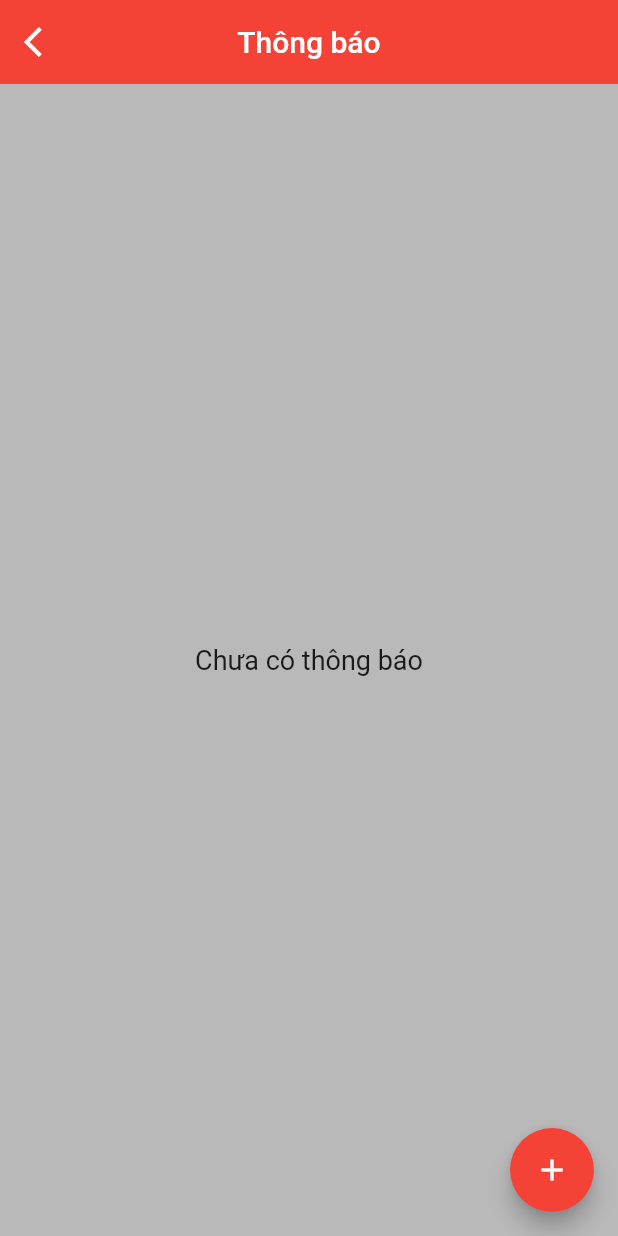
After one commit to uyit14/flutter_conec, a Flutter app: the PartnerMain screen opened by its route, after a tap on "Thông báo", on a phone screen of 412 x 824 dp. The commit adds this screen. Run offline on Flutter 3.47's test engine with Material 2 defaults, Android fonts, the phone set to English and light mode, and no system bars; our stand-ins replace badges, cached_network_image, carousel_slider, chips_choice, file_picker, firebase_analytics and 16 more; missing offline and left inert: flutter_absolute_path, flutter_facebook_login, flutter_zalo_login, geocoder, multi_image_picker, new_version and 5 more; accounts and stored records are empty; network calls fail.

Commit message:
add partner notify module

```diff
--- a/lib/main.dart
+++ b/lib/main.dart
@@ -1,5 +1,8 @@
 import 'dart:io';
 
+import 'package:conecapp/partner_module/ui/notify/notify_partner_detail_page.dart';
+import 'package:conecapp/partner_module/ui/notify/notify_partner_page.dart';
+import 'package:conecapp/partner_module/ui/partner_main.dart';
 import 'package:conecapp/ui/address/province_page.dart';
 import 'package:conecapp/ui/address/ward_page.dart';
 import 'package:conecapp/ui/authen/pages/confirm_email_page.dart';
@@ -97,6 +100,9 @@ class ConecApp extends StatelessWidget {
         HelpPage.ROUTE_NAME: (context) => HelpPage(),
         SubCategoryPage.ROUTE_NAME: (context) => SubCategoryPage(),
         ChatPage.ROUTE_NAME: (context) => ChatPage(),
+        PartnerMain.ROUTE_NAME: (context) => PartnerMain(),
+        NotifyPartnerPage.ROUTE_NAME: (context) => NotifyPartnerPage(),
+        NotifyPartnerDetailPage.ROUTE_NAME: (context) => NotifyPartnerDetailPage()
       },
     );
   }
--- /dev/null
+++ b/lib/partner_module/ui/notify/notify_partner_page.dart
@@ -0,0 +1,159 @@
+import 'package:conecapp/common/api/api_response.dart';
+import 'package:conecapp/common/ui/ui_error.dart';
+import 'package:conecapp/common/ui/ui_loading.dart';
+import 'package:conecapp/models/response/notify/notify_response.dart';
+import 'package:conecapp/ui/notify/blocs/notify_bloc.dart';
+import 'package:flutter/material.dart';
+import 'package:html/parser.dart';
+
+import 'notify_partner_detail_page.dart';
+
+class NotifyPartnerPage extends StatefulWidget {
+  static const ROUTE_NAME = '/notify-partner';
+
+  @override
+  _NotifyPartnerPageState createState() => _NotifyPartnerPageState();
+}
+
+class _NotifyPartnerPageState extends State<NotifyPartnerPage> {
+  NotifyBloc _notifyBloc = NotifyBloc();
+  ScrollController _scrollController;
+  bool _shouldLoadMore = true;
+  int _currentPage = 1;
+  List<Notify> notifyList = List<Notify>();
+
+  @override
+  void initState() {
+    super.initState();
+    _scrollController = new ScrollController()..addListener(_scrollListener);
+    _notifyBloc.requestGetNotify(_currentPage);
+    _currentPage = 2;
+  }
+
+  void _scrollListener() {
+    if (_scrollController.position.extentAfter < 250) {
+      if (_shouldLoadMore) {
+        _shouldLoadMore = false;
+        _notifyBloc.requestGetNotify(_currentPage);
+        setState(() {
+          _currentPage++;
+        });
+      }
+    }
+  }
+
+  @override
+  void dispose() {
+    super.dispose();
+    _notifyBloc.dispose();
+    notifyList.clear();
+  }
+
+  @override
+  Widget build(BuildContext context) {
+    return SafeArea(
+      child: Scaffold(
+        appBar: AppBar(
+          title: Text("Thông báo"),
+          centerTitle: true,
+          elevation: 0,
+          leading: IconButton(
+            onPressed: () {
+              Navigator.of(context).pop(1);
+            },
+            icon: Icon(Icons.arrow_back_ios),
+          ),
+        ),
+        body: Container(
+            color: Colors.black26,
+            padding: EdgeInsets.all(8),
+            child: StreamBuilder<ApiResponse<List<Notify>>>(
+                stream: _notifyBloc.notifyStream,
+                builder: (context, snapshot) {
+                  if (snapshot.hasData) {
+                    switch (snapshot.data.status) {
+                      case Status.LOADING:
+                        return UILoading(loadingMessage: snapshot.data.message);
+                      case Status.COMPLETED:
+                        if (snapshot.data.data.length > 0) {
+                          print(
+                              "at UI: " + snapshot.data.data.length.toString());
+                          notifyList.addAll(snapshot.data.data);
+                          _shouldLoadMore = true;
+                        } else {
+                          _shouldLoadMore = false;
+                        }
+                        if (notifyList.length > 0) {
+                          return ListView.builder(
+                              controller: _scrollController,
+                              itemCount: notifyList.length,
+                              itemBuilder: (context, index) {
+                                final document = parse(notifyList[index].content ?? "");
+                                final String parsedString = parse(document.body.text).documentElement.text;
+                                return InkWell(
+                                  onTap: () {
+                                    print('at index $index :' + notifyList[index].read.toString());
+                                    notifyList[index].read = true;
+                                    Navigator.of(context).pushNamed(
+                                        NotifyPartnerDetailPage.ROUTE_NAME,
+                                        arguments: notifyList[index]).then((value) {
+                                      if(value==1){
+                                        _notifyBloc.requestGetNotify(1);
+                                        notifyList.clear();
+                                      }
+                                    });
+                                  },
+                                  child: Card(
+                                    color: Colors.white,
+                                    margin: EdgeInsets.symmetric(vertical: 2),
+                                    child: Padding(
+                                      padding: const EdgeInsets.all(8.0),
+                                      child: Column(
+                                        crossAxisAlignment:
+                                        CrossAxisAlignment.start,
+                                        children: <Widget>[
+                                          Text(notifyList[index].title,
+                                              maxLines: 1,
+                                              overflow: TextOverflow.ellipsis,
+                                              style: TextStyle(
+                                                  fontWeight: FontWeight.bold,
+                                                  fontSize: 16)),
+                                          SizedBox(height: 4),
+                                          Text(parsedString ?? "", maxLines: 2,
+                                            overflow: TextOverflow.ellipsis,),
+                                          SizedBox(height: 4),
+                                          Text(notifyList[index].createdDate,
+                                              style: TextStyle(
+                                                  color: Colors.blue,
+                                                  fontSize: 12,
+                                                  fontWeight: FontWeight.w400)),
+                                        ],
+                                      ),
+                                    ),
+                                  ),
+                                );
+                              });
+                        }
+                        return Center(
+                            child: Text(
+                              "Chưa có thông báo",
+                              style: TextStyle(fontSize: 18),
+                            ));
+                      case Status.ERROR:
+                        return UIError(errorMessage: snapshot.data.message);
+                    }
+                  }
+                  return Center(
+                      child: Text(
+                        "Chưa có thông báo",
+                        style: TextStyle(fontSize: 18),
+                      ));
+                })),
+        floatingActionButtonLocation: FloatingActionButtonLocation.endFloat,
+        floatingActionButton: FloatingActionButton(
+          child: Icon(Icons.add),
+        ),
+      ),
+    );
+  }
+}
--- /dev/null
+++ b/lib/partner_module/ui/partner_main.dart
@@ -0,0 +1,66 @@
+import 'package:conecapp/partner_module/ui/notify/notify_partner_page.dart';
+import 'package:flutter/material.dart';
+
+enum MANAGEMENT_TYPE { NOTIFY, MEMBER, ORDER }
+
+class PartnerMain extends StatefulWidget {
+  static const ROUTE_NAME = '/partner-main';
+
+  @override
+  _PartnerMainState createState() => _PartnerMainState();
+}
+
+class _PartnerMainState extends State<PartnerMain> {
+  @override
+  Widget build(BuildContext context) {
+    return SafeArea(
+      child: Scaffold(
+        appBar: AppBar(title: Text("Đối tác")),
+        body: Container(
+          padding: EdgeInsets.all(12),
+          child: GridView.count(
+            crossAxisCount: 2,
+            children: [
+              gridItem("Thành viên", Icons.person_add_alt_1_rounded,
+                  MANAGEMENT_TYPE.MEMBER, Colors.green),
+              gridItem("Thông báo", Icons.notifications, MANAGEMENT_TYPE.NOTIFY,
+                  Colors.yellow),
+              gridItem("Khác", Icons.build, MANAGEMENT_TYPE.ORDER, Colors.red)
+            ],
+          ),
+        ),
+      ),
+    );
+  }
+}
+
+Widget gridItem(String title, IconData iconData, MANAGEMENT_TYPE type,
+    MaterialColor color) {
+  return Builder(builder: (BuildContext context) {
+    return InkWell(
+      onTap: () {
+        switch (type) {
+          case MANAGEMENT_TYPE.NOTIFY:
+            Navigator.of(context).pushNamed(NotifyPartnerPage.ROUTE_NAME);
+            break;
+          case MANAGEMENT_TYPE.MEMBER:
+            break;
+          case MANAGEMENT_TYPE.ORDER:
+            break;
+        }
+      },
+      child: Card(
+        elevation: 5,
+        child: Column(
+          mainAxisAlignment: MainAxisAlignment.center,
+          children: [
+            Icon(iconData, color: color, size: 32),
+            SizedBox(height: 8),
+            Text(title,
+                style: TextStyle(fontSize: 18, fontWeight: FontWeight.w400))
+          ],
+        ),
+      ),
+    );
+  });
+}
--- a/lib/ui/conec_home_page.dart
+++ b/lib/ui/conec_home_page.dart
@@ -132,7 +132,7 @@ class _ConecHomePageState extends State<ConecHomePage> {
     if (pf.Platform.isIOS) {
       checkAppVersionApi();
     } else {
-      checkVersion(context);
+      //checkVersion(context);
     }
     initOneSignal("7075e16c-c1fb-4d33-93b1-1c8cf007c294");
     getToken();
--- a/lib/ui/notify/blocs/notify_bloc.dart
+++ b/lib/ui/notify/blocs/notify_bloc.dart
@@ -42,6 +42,6 @@ class NotifyBloc {
   }
 
   void dispose() {
-    _notifyController.close();
+    _notifyController?.close();
   }
 }
```
Also changed, not shown: lib/partner_module/ui/notify/notify_partner_detail_page.dart (added, +149 -0 lines), lib/ui/profile/pages/profile_pages.dart (+28 -0 lines).
